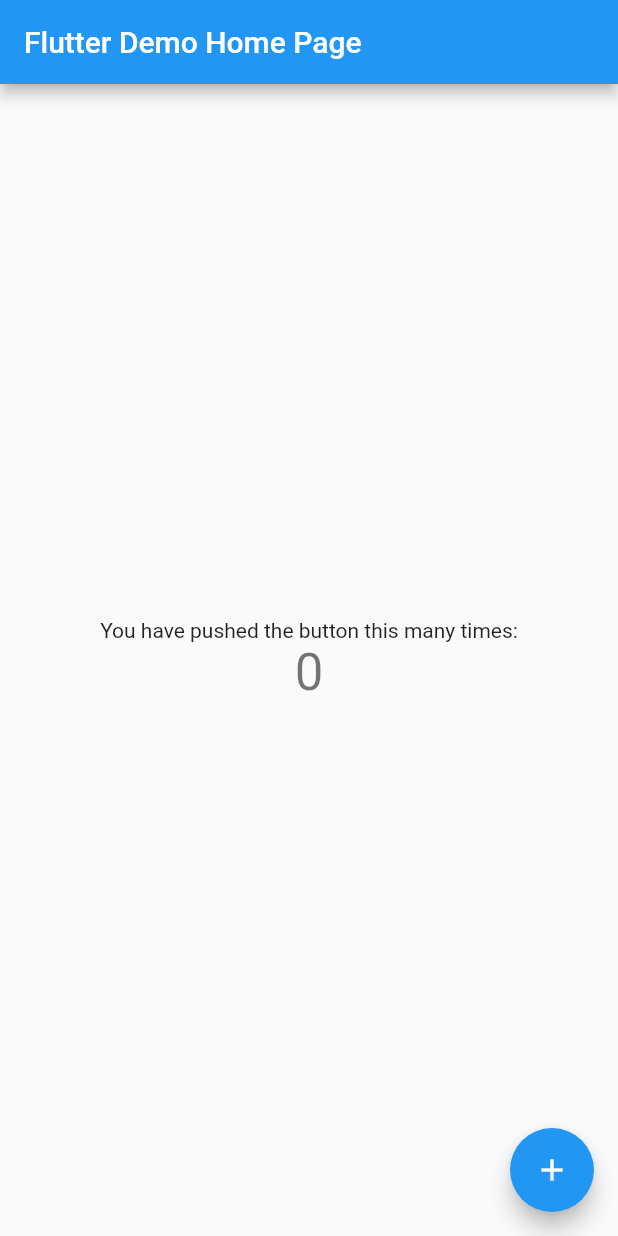
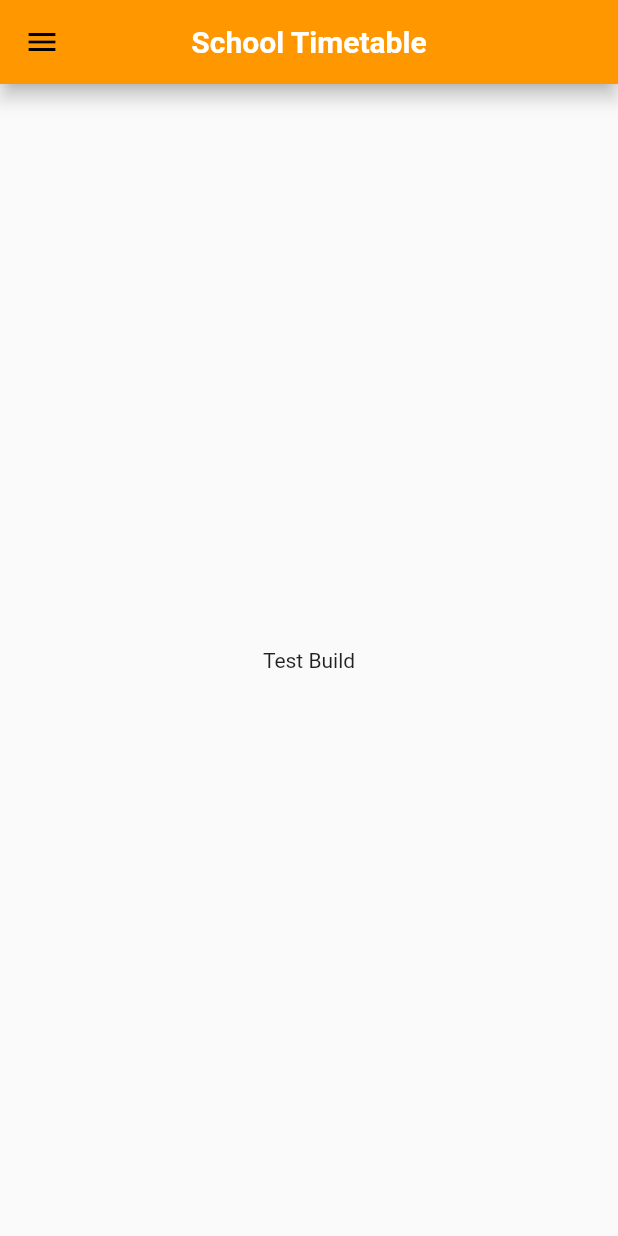
Before and after one commit to Floresco/School-Timetable-App, a Flutter app: the screen it shows after launch, on a phone screen of 412 x 824 dp. Run offline on Flutter 3.47's test engine with Material 2 defaults, Android fonts, the phone set to English and light mode, and no system bars.

Commit message:
test run

```diff
--- /dev/null
+++ b/lib/homepage.dart
@@ -0,0 +1,22 @@
+import 'package:flutter/material.dart';
+
+class MyHomePage extends StatelessWidget {
+  @override
+  Widget build(BuildContext context) {
+    return Scaffold(
+      appBar: AppBar(
+        title: Text(
+          "School Timetable",
+          style: TextStyle(color: Colors.white, fontWeight: FontWeight.bold),
+        ),
+        leading: Icon(Icons.menu),
+        centerTitle: true,
+        elevation: 5,
+        backgroundColor: Colors.orange,
+      ),
+      body: Center(
+        child: Text("Test Build"),
+      ),
+    );
+  }
+}
--- a/lib/main.dart
+++ b/lib/main.dart
@@ -1,117 +1,22 @@
 import 'package:flutter/material.dart';
+import 'package:timetable_app/homepage.dart';
+
 
 void main() {
   runApp(MyApp());
 }
 
 class MyApp extends StatelessWidget {
-  // This widget is the root of your application.
   @override
   Widget build(BuildContext context) {
     return MaterialApp(
-      title: 'Flutter Demo',
+      debugShowCheckedModeBanner: false,
+      title: 'School Timetable App',
       theme: ThemeData(
-        // This is the theme of your application.
-        //
-        // Try running your application with "flutter run". You'll see the
-        // application has a blue toolbar. Then, without quitting the app, try
-        // changing the primarySwatch below to Colors.green and then invoke
-        // "hot reload" (press "r" in the console where you ran "flutter run",
-        // or simply save your changes to "hot reload" in a Flutter IDE).
-        // Notice that the counter didn't reset back to zero; the application
-        // is not restarted.
-        primarySwatch: Colors.blue,
-        // This makes the visual density adapt to the platform that you run
-        // the app on. For desktop platforms, the controls will be smaller and
-        // closer together (more dense) than on mobile platforms.
+        primarySwatch: Colors.orange,
         visualDensity: VisualDensity.adaptivePlatformDensity,
       ),
-      home: MyHomePage(title: 'Flutter Demo Home Page'),
+      home: MyHomePage(),
     );
   }
 }
-
-class MyHomePage extends StatefulWidget {
-  MyHomePage({Key key, this.title}) : super(key: key);
-
-  // This widget is the home page of your application. It is stateful, meaning
-  // that it has a State object (defined below) that contains fields that affect
-  // how it looks.
-
-  // This class is the configuration for the state. It holds the values (in this
-  // case the title) provided by the parent (in this case the App widget) and
-  // used by the build method of the State. Fields in a Widget subclass are
-  // always marked "final".
-
-  final String title;
-
-  @override
-  _MyHomePageState createState() => _MyHomePageState();
-}
-
-class _MyHomePageState extends State<MyHomePage> {
-  int _counter = 0;
-
-  void _incrementCounter() {
-    setState(() {
-      // This call to setState tells the Flutter framework that something has
-      // changed in this State, which causes it to rerun the build method below
-      // so that the display can reflect the updated values. If we changed
-      // _counter without calling setState(), then the build method would not be
-      // called again, and so nothing would appear to happen.
-      _counter++;
-    });
-  }
-
-  @override
-  Widget build(BuildContext context) {
-    // This method is rerun every time setState is called, for instance as done
-    // by the _incrementCounter method above.
-    //
-    // The Flutter framework has been optimized to make rerunning build methods
-    // fast, so that you can just rebuild anything that needs updating rather
-    // than having to individually change instances of widgets.
-    return Scaffold(
-      appBar: AppBar(
-        // Here we take the value from the MyHomePage object that was created by
-        // the App.build method, and use it to set our appbar title.
-        title: Text(widget.title),
-      ),
-      body: Center(
-        // Center is a layout widget. It takes a single child and positions it
-        // in the middle of the parent.
-        child: Column(
-          // Column is also a layout widget. It takes a list of children and
-          // arranges them vertically. By default, it sizes itself to fit its
-          // children horizontally, and tries to be as tall as its parent.
-          //
-          // Invoke "debug painting" (press "p" in the console, choose the
-          // "Toggle Debug Paint" action from the Flutter Inspector in Android
-          // Studio, or the "Toggle Debug Paint" command in Visual Studio Code)
-          // to see the wireframe for each widget.
-          //
-          // Column has various properties to control how it sizes itself and
-          // how it positions its children. Here we use mainAxisAlignment to
-          // center the children vertically; the main axis here is the vertical
-          // axis because Columns are vertical (the cross axis would be
-          // horizontal).
-          mainAxisAlignment: MainAxisAlignment.center,
-          children: <Widget>[
-            Text(
-              'You have pushed the button this many times:',
-            ),
-            Text(
-              '$_counter',
-              style: Theme.of(context).textTheme.headline4,
-            ),
-          ],
-        ),
-      ),
-      floatingActionButton: FloatingActionButton(
-        onPressed: _incrementCounter,
-        tooltip: 'Increment',
-        child: Icon(Icons.add),
-      ), // This trailing comma makes auto-formatting nicer for build methods.
-    );
-  }
-}
```
Also changed, not shown: 1 other file.
